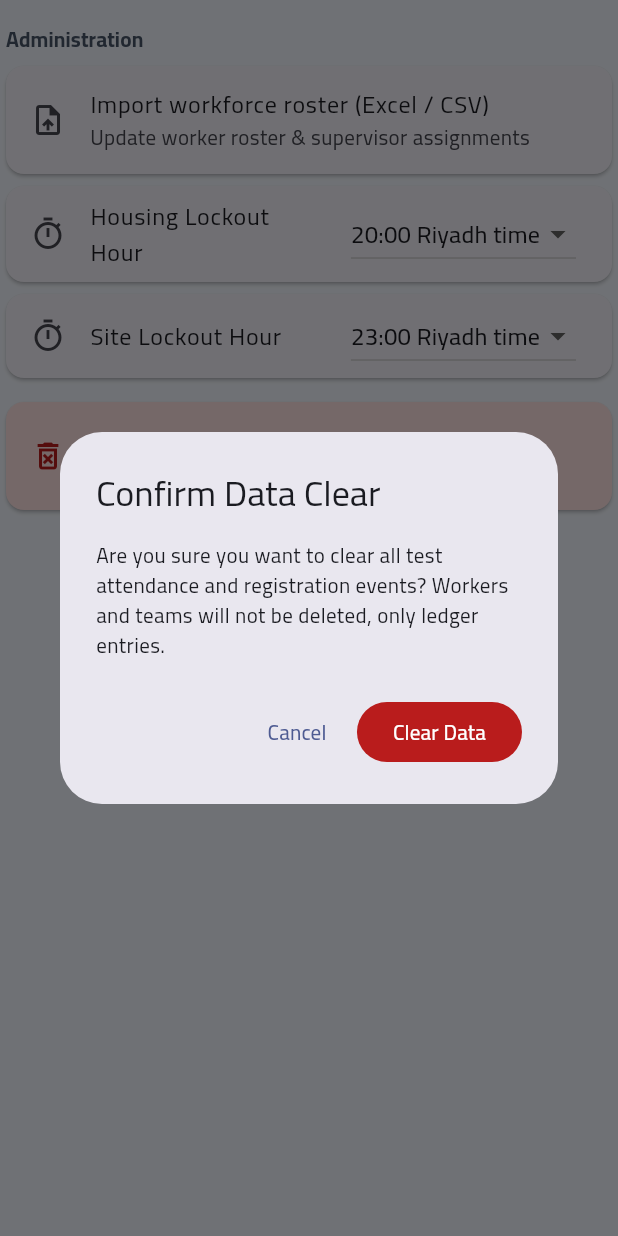
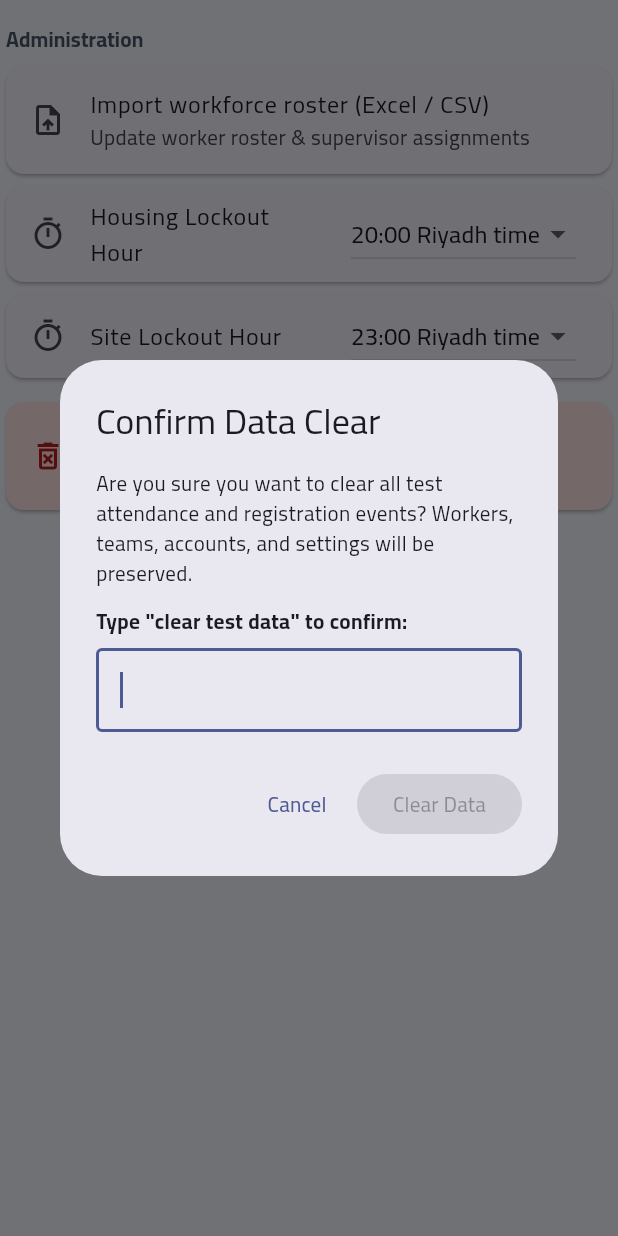
Before and after one commit to mabdelazizoffice2028-cloud/radar_labor, a Flutter app: the PreferencesAdminSection widget shown alone on an empty page, opened directly with empty values, after a tap on "Clear Test Data", on a phone screen of 412 x 824 dp. Run offline on Flutter 3.47's test engine with Material 3 defaults, Android fonts, the phone set to English and light mode, and no system bars; our stand-ins replace connectivity_plus, drift, flutter_riverpod, flutter_secure_storage, material_ui, supabase_flutter; missing offline and left inert: cryptography, excel, sqlite3; accounts and stored records are empty; generated files the repository leaves out were written again.

Commit message:
Phase 5: Implement controlled test data wipe tool with mandatory pre-wipe backup, confirmation dialog, and audit logging

```diff
--- a/lib/app/screens/preferences_admin_section.dart
+++ b/lib/app/screens/preferences_admin_section.dart
@@ -2,6 +2,7 @@ import 'package:material_ui/material_ui.dart';
 import 'package:radar_labor/app/screens/preferences_dev_tool_card.dart';
 import 'package:radar_labor/app/screens/preferences_import_card.dart';
 import 'package:radar_labor/app/widgets/settings_section_header.dart';
+import 'package:radar_labor/core/constants/app_constants.dart';
 import 'package:radar_labor/core/database/app_database.dart';
 import 'package:radar_labor/core/database/local_settings_repository.dart';
 import 'package:radar_labor/core/database/lockout_settings_extension.dart';
@@ -57,8 +58,10 @@ final class _PreferencesAdminSectionState extends State<PreferencesAdminSection>
       _tile(LockoutStrings.siteLockout(widget.arabic), _siteHour, (v) async {
         setState(() => _siteHour = v); await _settings.writeSiteLockoutHour(v);
       }),
-      const SizedBox(height: AppTokens.space8),
-      PreferencesDevToolCard(database: widget.database, arabic: widget.arabic),
+      if (AppConstants.isDeveloperToolsEnabled) ...[
+        const SizedBox(height: AppTokens.space8),
+        PreferencesDevToolCard(database: widget.database, arabic: widget.arabic),
+      ],
     ],
   );
 }
--- a/lib/app/screens/preferences_dev_tool_card.dart
+++ b/lib/app/screens/preferences_dev_tool_card.dart
@@ -1,5 +1,6 @@
 import 'dart:async';
 import 'package:material_ui/material_ui.dart';
+import 'package:radar_labor/app/screens/preferences_wipe_dialog.dart';
 import 'package:radar_labor/core/database/app_database.dart';
 import 'package:radar_labor/core/l10n/dev_tools_strings.dart';
 import 'package:radar_labor/core/ui/app_snack_bar.dart';
@@ -8,37 +9,36 @@ import 'package:radar_labor/core/ui/field_haptics.dart';
 import 'package:radar_labor/features/operations/data/operations_dev_tools.dart';
 
 final class PreferencesDevToolCard extends StatelessWidget {
-  const PreferencesDevToolCard({required this.database, required this.arabic, super.key});
+  const PreferencesDevToolCard({
+    required this.database,
+    required this.arabic,
+    super.key,
+  });
   final AppDatabase database;
   final bool arabic;
 
   Future<void> _confirmAndClear(BuildContext context) async {
     final confirmed = await showDialog<bool>(
       context: context,
-      builder: (ctx) => AlertDialog(
-        title: Text(DevToolsStrings.confirmClearTitle(arabic)),
-        content: Text(DevToolsStrings.confirmClearBody(arabic)),
-        actions: [
-          TextButton(onPressed: () => Navigator.of(ctx).pop(false), child: Text(DevToolsStrings.cancel(arabic))),
-          FilledButton(
-            style: FilledButton.styleFrom(backgroundColor: AppTokens.statusUnknown),
-            onPressed: () => Navigator.of(ctx).pop(true),
-            child: Text(DevToolsStrings.clearData(arabic)),
-          ),
-        ],
-      ),
+      builder: (ctx) => PreferencesWipeDialog(arabic: arabic),
     );
     if (confirmed != true || !context.mounted) return;
     try {
       await OperationsDevTools.clearTestData(database);
       unawaited(FieldHaptics.success());
       if (!context.mounted) return;
-      AppSnackBar.showSuccess(context, message: DevToolsStrings.clearSuccess(arabic));
+      AppSnackBar.showSuccess(
+        context,
+        message: DevToolsStrings.clearSuccess(arabic),
+      );
     } on Object catch (error) {
       unawaited(FieldHaptics.error());
-      debugPrint('Clear test data failed (${error.runtimeType}).');
+      debugPrint('Clear test data failed (${error.runtimeType}): $error');
       if (!context.mounted) return;
-      AppSnackBar.showError(context, message: DevToolsStrings.clearFailed(arabic));
+      AppSnackBar.showError(
+        context,
+        message: DevToolsStrings.clearFailed(arabic),
+      );
     }
   }
 
@@ -46,14 +46,23 @@ final class PreferencesDevToolCard extends StatelessWidget {
   Widget build(BuildContext context) => Card(
         color: AppTokens.statusUnknownSoft,
         child: ListTile(
-      leading: const Icon(Icons.delete_forever_outlined, color: AppTokens.statusUnknown),
+          leading: const Icon(
+            Icons.delete_forever_outlined,
+            color: AppTokens.statusUnknown,
+          ),
           title: Text(
             DevToolsStrings.clearTitle(arabic),
-        style: const TextStyle(color: AppTokens.statusUnknown, fontWeight: FontWeight.bold),
+            style: const TextStyle(
+              color: AppTokens.statusUnknown,
+              fontWeight: FontWeight.bold,
+            ),
           ),
           subtitle: Text(
             DevToolsStrings.clearSubtitle(arabic),
-        style: const TextStyle(color: AppTokens.statusUnknown, fontSize: AppTokens.space12),
+            style: const TextStyle(
+              color: AppTokens.statusUnknown,
+              fontSize: AppTokens.space12,
+            ),
           ),
           onTap: () => _confirmAndClear(context),
         ),
--- /dev/null
+++ b/lib/app/screens/preferences_wipe_dialog.dart
@@ -0,0 +1,73 @@
+import 'package:material_ui/material_ui.dart';
+import 'package:radar_labor/core/l10n/dev_tools_strings.dart';
+import 'package:radar_labor/core/ui/app_tokens.dart';
+
+final class PreferencesWipeDialog extends StatefulWidget {
+  const PreferencesWipeDialog({required this.arabic, super.key});
+  final bool arabic;
+
+  @override
+  State<PreferencesWipeDialog> createState() => _PreferencesWipeDialogState();
+}
+
+final class _PreferencesWipeDialogState extends State<PreferencesWipeDialog> {
+  late final TextEditingController _controller;
+  bool _canConfirm = false;
+
+  @override
+  void initState() {
+    super.initState();
+    _controller = TextEditingController();
+    _controller.addListener(_onTextChanged);
+  }
+
+  void _onTextChanged() {
+    final expected = DevToolsStrings.confirmPhrase(widget.arabic);
+    final matches = _controller.text.trim() == expected;
+    if (matches != _canConfirm) setState(() => _canConfirm = matches);
+  }
+
+  @override
+  void dispose() {
+    _controller.removeListener(_onTextChanged);
+    _controller.dispose();
+    super.dispose();
+  }
+
+  @override
+  Widget build(BuildContext context) => AlertDialog(
+        title: Text(DevToolsStrings.confirmClearTitle(widget.arabic)),
+        content: Column(
+          mainAxisSize: MainAxisSize.min,
+          crossAxisAlignment: CrossAxisAlignment.stretch,
+          children: [
+            Text(DevToolsStrings.confirmClearBody(widget.arabic)),
+            const SizedBox(height: AppTokens.space12),
+            Text(
+              DevToolsStrings.confirmInputHint(widget.arabic),
+              style: const TextStyle(fontWeight: FontWeight.bold),
+            ),
+            const SizedBox(height: AppTokens.space8),
+            TextField(
+              controller: _controller,
+              autofocus: true,
+              decoration: const InputDecoration(border: OutlineInputBorder()),
+            ),
+          ],
+        ),
+        actions: [
+          TextButton(
+            onPressed: () => Navigator.of(context).pop(false),
+            child: Text(DevToolsStrings.cancel(widget.arabic)),
+          ),
+          FilledButton(
+            style: FilledButton.styleFrom(
+              backgroundColor: AppTokens.statusUnknown,
+            ),
+            onPressed:
+                _canConfirm ? () => Navigator.of(context).pop(true) : null,
+            child: Text(DevToolsStrings.clearData(widget.arabic)),
+          ),
+        ],
+      );
+}
--- a/lib/core/constants/app_constants.dart
+++ b/lib/core/constants/app_constants.dart
@@ -49,6 +49,7 @@ abstract final class HousingConstants {
 }
 
 abstract final class AppConstants {
+  static const bool isDeveloperToolsEnabled = true;
   static const String defaultHousingId = HousingConstants.defaultHousingId;
   static const String defaultHousingName = HousingConstants.defaultHousingName;
   static const String defaultHousingNameAr = HousingConstants.defaultHousingNameAr;
--- a/lib/core/l10n/dev_tools_strings.dart
+++ b/lib/core/l10n/dev_tools_strings.dart
@@ -1,10 +1,15 @@
 /// Localized strings for Preferences dev tools, clearing data, and importing rosters.
 abstract final class DevToolsStrings {
+  static const String confirmPhraseAr = 'مسح بيانات التجربة';
+  static const String confirmPhraseEn = 'clear test data';
+  static String confirmPhrase(bool ar) => ar ? confirmPhraseAr : confirmPhraseEn;
+  static String confirmInputHint(bool ar) =>
+      ar ? 'اكتب "$confirmPhraseAr" للتأكيد:' : 'Type "$confirmPhraseEn" to confirm:';
   static String confirmClearTitle(bool ar) =>
       ar ? 'تأكيد مسح البيانات' : 'Confirm Data Clear';
   static String confirmClearBody(bool ar) => ar
-      ? 'هل أنت متأكد من مسح جميع أحداث الحضور والتسجيل التجريبية؟ لن يتم حذف العمال أو الفرق، فقط الحركات.'
-      : 'Are you sure you want to clear all test attendance and registration events? Workers and teams will not be deleted, only ledger entries.';
+      ? 'هل أنت متأكد من مسح جميع أحداث الحضور والتسجيل التجريبية؟ لن يتم حذف العمال أو الفرق أو الحسابات أو الإعدادات.'
+      : 'Are you sure you want to clear all test attendance and registration events? Workers, teams, accounts, and settings will be preserved.';
   static String cancel(bool ar) => ar ? 'إلغاء' : 'Cancel';
   static String clearData(bool ar) => ar ? 'مسح البيانات' : 'Clear Data';
   static String clearSuccess(bool ar) =>
--- /dev/null
+++ b/lib/features/operations/domain/test_data_wipe_result.dart
@@ -0,0 +1,14 @@
+/// Domain result model for the test data wipe operation.
+final class TestDataWipeResult {
+  const TestDataWipeResult({
+    required this.wipedEventsCount,
+    required this.wipedDraftsCount,
+    required this.backupFilePath,
+    required this.wipedAt,
+  });
+
+  final int wipedEventsCount;
+  final int wipedDraftsCount;
+  final String backupFilePath;
+  final DateTime wipedAt;
+}
```
Also changed, not shown: lib/features/operations/data/operations_dev_tools.dart (+58 -3 lines), lib/features/operations/data/operations_dev_tools_backup.dart (added, +32 -0 lines), 5 other files. Lines whose indentation alone changed are shown as unchanged.
